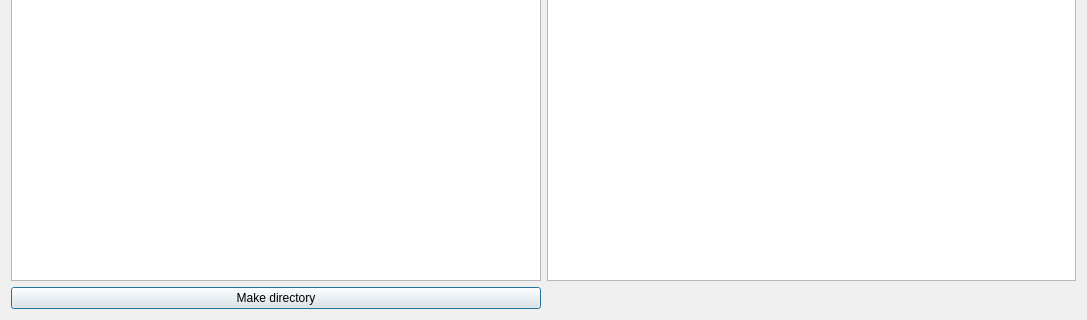
First picture: the form in simple_project/dialog.ui, repository Aribaldi/FM, before the edit; both pictures show x 0 to 1087 and y 720 to 1040 of the 1087 by 1040 pixel window.
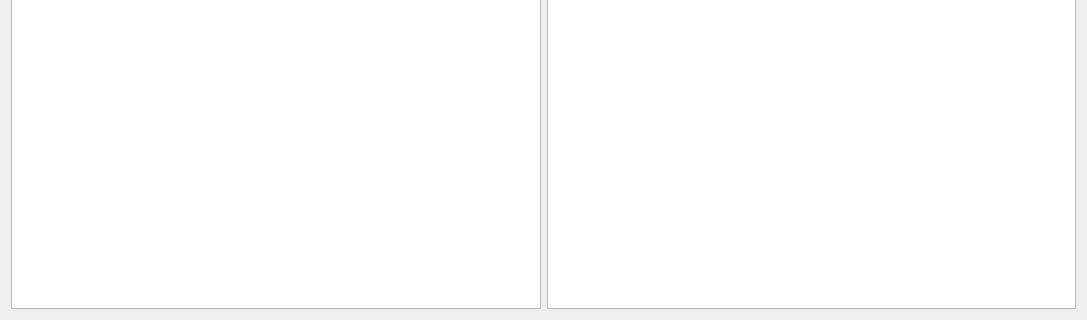
Second picture: the form after the edit.

Commit message: Фикс бага с показыванием посещенных подкаталогов в списке файлов, форматирование кода

What changed in the file:
```diff
--- a/simple_project/dialog.ui
+++ b/simple_project/dialog.ui
@@ -36,13 +36,6 @@
      </property>
     </widget>
    </item>
-   <item row="2" column="2">
-    <widget class="QPushButton" name="pushButton_2">
-     <property name="text">
-      <string>Make directory</string>
-     </property>
-    </widget>
-   </item>
   </layout>
  </widget>
  <layoutdefault spacing="6" margin="11"/>
```
The commit also changes 2 other files.
